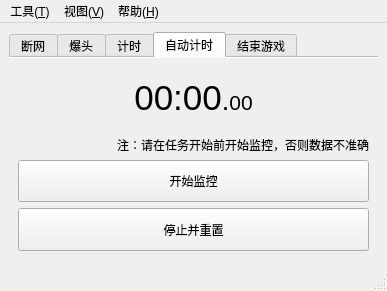
Before: the Qt Designer form EliteSpeedrunTool/MainWindow.ui in GTA5Oracle/EliteSpeedrunTool, drawn with Qt 5.
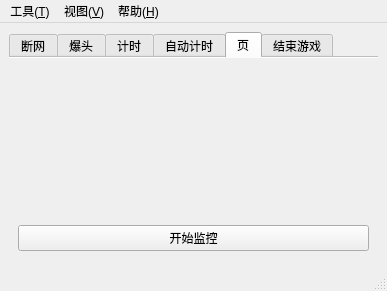
After: the same form once the commit is applied. Icons and pictures are not drawn.

Commit message: [feature] Build a framework for displaying mission data

The edit to the form file:
```diff
--- a/EliteSpeedrunTool/MainWindow.ui
+++ b/EliteSpeedrunTool/MainWindow.ui
@@ -15,7 +15,7 @@
     <item>
      <widget class="QTabWidget" name="tabWidget">
       <property name="currentIndex">
-       <number>3</number>
+       <number>4</number>
       </property>
       <property name="documentMode">
        <bool>true</bool>
@@ -478,6 +478,47 @@
         </item>
        </layout>
       </widget>
+      <widget class="QWidget" name="tab">
+       <attribute name="title">
+        <string>页</string>
+       </attribute>
+       <layout class="QVBoxLayout" name="verticalLayout_9">
+        <item>
+         <widget class="QScrollArea" name="scrollAreaMissionData">
+          <property name="frameShape">
+           <enum>QFrame::NoFrame</enum>
+          </property>
+          <property name="widgetResizable">
+           <bool>true</bool>
+          </property>
+          <property name="alignment">
+           <set>Qt::AlignLeading|Qt::AlignLeft|Qt::AlignTop</set>
+          </property>
+          <widget class="QWidget" name="scrollAreaMissionDataContents">
+           <property name="geometry">
+            <rect>
+             <x>0</x>
+             <y>0</y>
+             <width>351</width>
+             <height>155</height>
+            </rect>
+           </property>
+           <layout class="QVBoxLayout" name="verticalLayout_10"/>
+          </widget>
+         </widget>
+        </item>
+        <item>
+         <widget class="QPushButton" name="btnStartMissionData">
+          <property name="text">
+           <string>开始监控</string>
+          </property>
+          <property name="checkable">
+           <bool>true</bool>
+          </property>
+         </widget>
+        </item>
+       </layout>
+      </widget>
       <widget class="QWidget" name="tabCloseGameImmediately">
        <attribute name="title">
         <string>结束游戏</string>
```
The commit also changes 19 other files.
